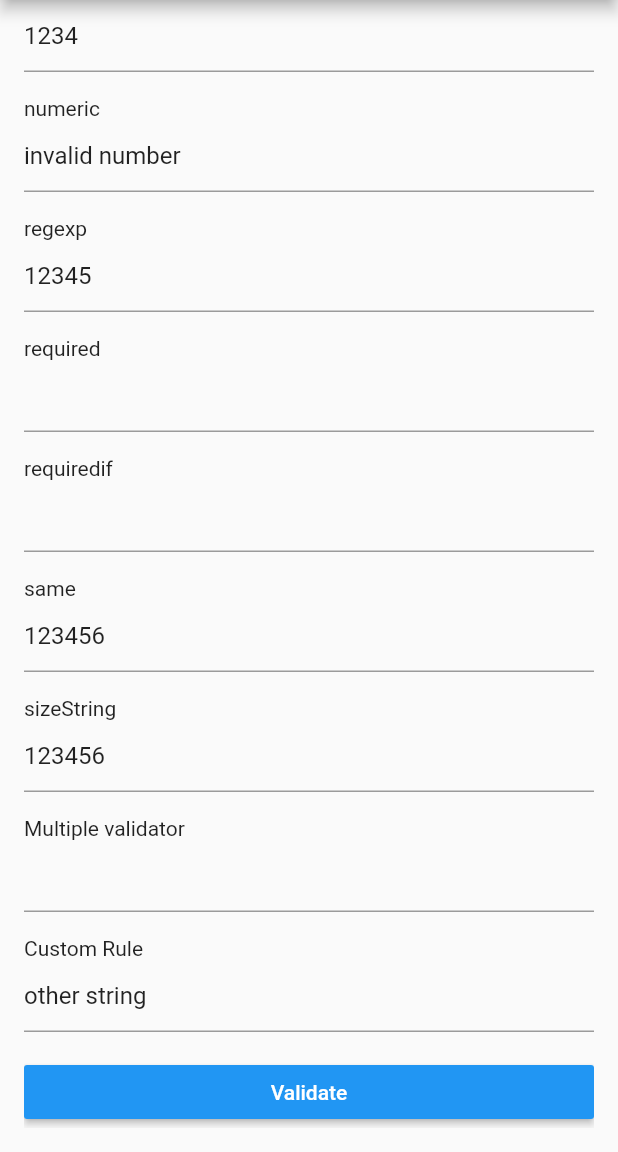
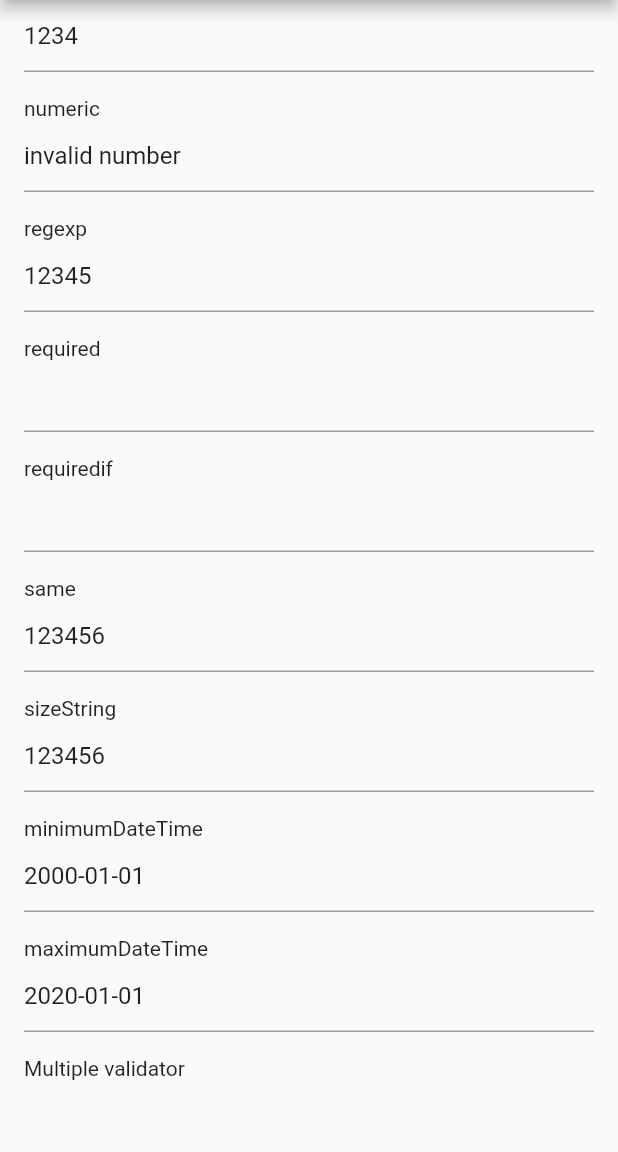
Before and after one commit to OdairPianta/pvalidator, a Flutter app: the screen it shows after launch, scrolled down 512 dp, on a phone screen of 412 x 824 dp, the part 84-1236 px from its top. Run offline on Flutter 3.47's test engine with Material 2 defaults, Android fonts, the phone set to English and light mode, and no system bars.

Commit message:
## 1.1.0 [2022-09-20] * Add minimum date time rule * Add maximum date time rule

```diff
--- a/example/lib/main.dart
+++ b/example/lib/main.dart
@@ -65,6 +65,8 @@ class _MyHomePageState extends State<MyHomePage> {
   TextEditingController requiredifController = TextEditingController();
   TextEditingController sameController = TextEditingController();
   TextEditingController sizeStringController = TextEditingController();
+  TextEditingController minDateTimeController = TextEditingController();
+  TextEditingController maxDateTimeController = TextEditingController();
   TextEditingController multipleController = TextEditingController();
   TextEditingController customController = TextEditingController();
 
@@ -87,6 +89,8 @@ class _MyHomePageState extends State<MyHomePage> {
     requiredifController.text = '';
     sameController.text = '123456';
     sizeStringController.text = '123456';
+    minDateTimeController.text = '2000-01-01';
+    maxDateTimeController.text = '2020-01-01';
     multipleController.text = '';
     customController.text = 'other string';
     super.initState();
@@ -270,6 +274,32 @@ class _MyHomePageState extends State<MyHomePage> {
                     },
                   ),
                 ),
+                const Text('minimumDateTime'),
+                Padding(
+                  padding: const EdgeInsets.only(bottom: 16),
+                  child: TextFormField(
+                    controller: minDateTimeController,
+                    validator: (string) {
+                      return PValidator([
+                        PRuleMinDateTimeString(
+                            string, DateTime.parse("2020-01-01")),
+                      ]).val();
+                    },
+                  ),
+                ),
+                const Text('maximumDateTime'),
+                Padding(
+                  padding: const EdgeInsets.only(bottom: 16),
+                  child: TextFormField(
+                    controller: maxDateTimeController,
+                    validator: (string) {
+                      return PValidator([
+                        PRuleMaxDateTimeString(
+                            string, DateTime.parse("2000-01-01")),
+                      ]).val();
+                    },
+                  ),
+                ),
                 const Text('Multiple validator'),
                 Padding(
                   padding: const EdgeInsets.only(bottom: 16),
--- a/lib/pvalidator.dart
+++ b/lib/pvalidator.dart
@@ -15,3 +15,5 @@ export 'src/rules/prule_required.dart';
 export 'src/rules/prule_requiredif.dart';
 export 'src/rules/prule_same.dart';
 export 'src/rules/prule_size_string.dart';
+export 'src/rules/prule_max_datetime_string.dart';
+export 'src/rules/prule_min_datetime_string.dart';
--- /dev/null
+++ b/lib/src/rules/prule_max_datetime_string.dart
@@ -0,0 +1,25 @@
+import 'package:pvalidator/src/rules/rule.dart';
+
+class PRuleMaxDateTimeString implements Rule {
+  String? _value;
+  DateTime max;
+  String message;
+
+  PRuleMaxDateTimeString(this._value, this.max,
+      {this.message = "Maximum date is"});
+
+  @override
+  String? validate() {
+    DateTime? dateTime = DateTime.tryParse(this._value ?? '');
+
+    if (this._value == null ||
+        this._value?.trim().length == 0 ||
+        dateTime == null) {
+      return null;
+    } else if (dateTime.compareTo(max) > 0) {
+      return this.message + ' ' + this.max.toString();
+    } else {
+      return null;
+    }
+  }
+}
--- /dev/null
+++ b/lib/src/rules/prule_min_datetime_string.dart
@@ -0,0 +1,25 @@
+import 'package:pvalidator/src/rules/rule.dart';
+
+class PRuleMinDateTimeString implements Rule {
+  String? _value;
+  DateTime min;
+  String message;
+
+  PRuleMinDateTimeString(this._value, this.min,
+      {this.message = "Minimum date is"});
+
+  @override
+  String? validate() {
+    DateTime? dateTime = DateTime.tryParse(this._value ?? '');
+
+    if (this._value == null ||
+        this._value?.trim().length == 0 ||
+        dateTime == null) {
+      return null;
+    } else if (dateTime.compareTo(min) < 0) {
+      return this.message + ' ' + this.min.toString();
+    } else {
+      return null;
+    }
+  }
+}
```
Also changed, not shown: example/pubspec.lock, 4 other files.
